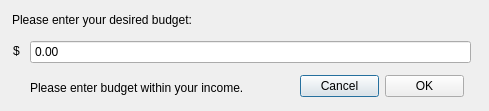
Before: the Qt Designer form EZbudget/updatebudgetdialog.ui in IvanInandan/EZBudget, drawn with Qt 5.
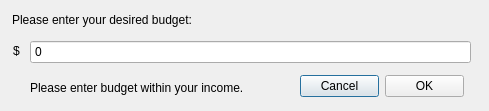
After: the same form once the commit is applied.

```diff
--- a/EZbudget/updatebudgetdialog.ui
+++ b/EZbudget/updatebudgetdialog.ui
@@ -80,6 +80,9 @@
    <property name="buttonSymbols">
     <enum>QAbstractSpinBox::NoButtons</enum>
    </property>
+   <property name="decimals">
+    <number>0</number>
+   </property>
    <property name="maximum">
     <double>100000000000000000620008645040778319495168.000000000000000</double>
    </property>
```
